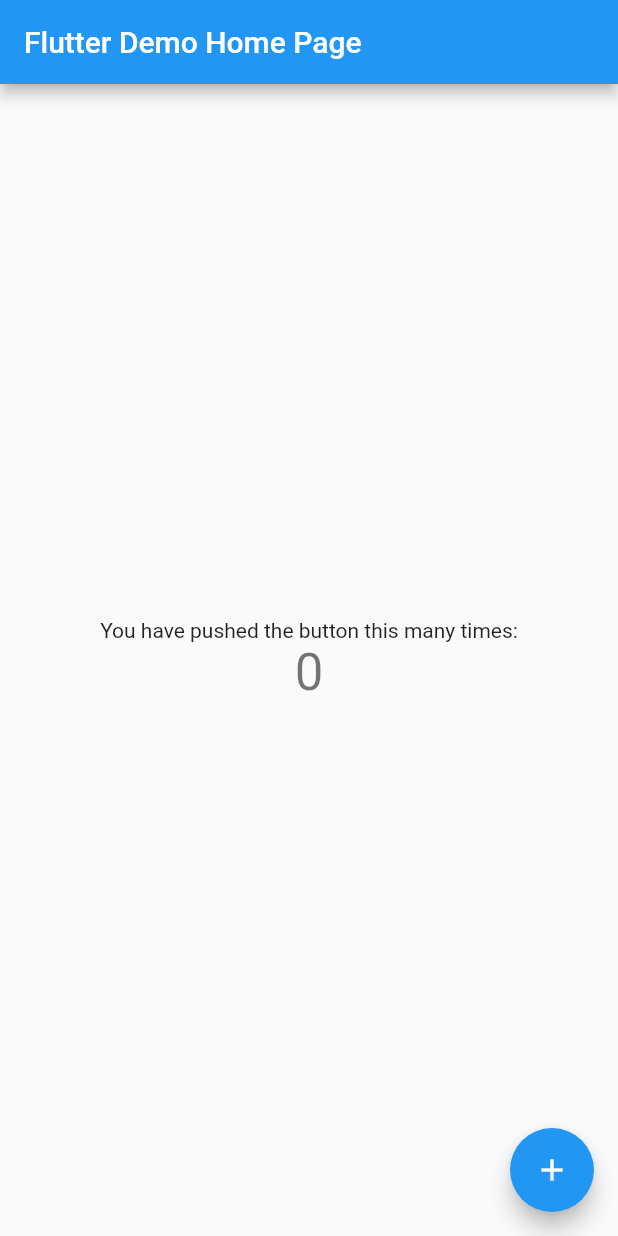
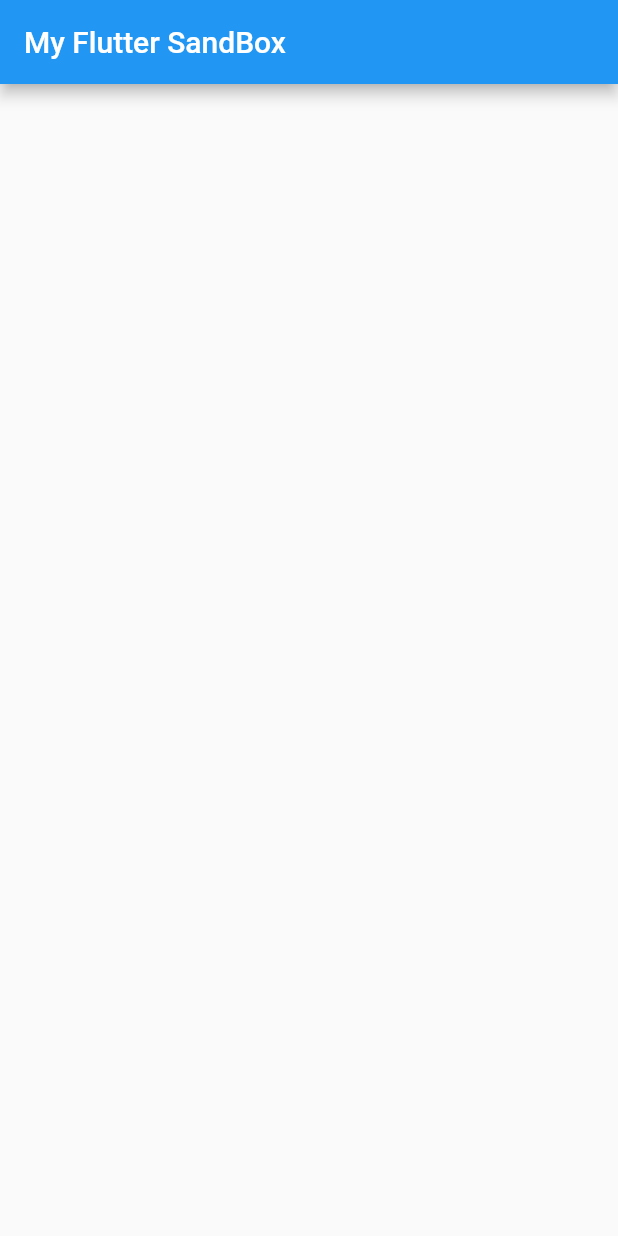
Before and after one commit to isoppp/sandbox-flutter, a Flutter app: the screen it shows after launch, on a phone screen of 412 x 824 dp. Run offline on Flutter 3.47's test engine with Material 2 defaults, Android fonts, the phone set to English and light mode, and no system bars.

Commit message:
remove unnecessary code

```diff
--- a/lib/main.dart
+++ b/lib/main.dart
@@ -9,40 +9,17 @@ class MyApp extends StatelessWidget {
   @override
   Widget build(BuildContext context) {
     return MaterialApp(
-      title: 'Flutter Demo',
       theme: ThemeData(
-        // This is the theme of your application.
-        //
-        // Try running your application with "flutter run". You'll see the
-        // application has a blue toolbar. Then, without quitting the app, try
-        // changing the primarySwatch below to Colors.green and then invoke
-        // "hot reload" (press "r" in the console where you ran "flutter run",
-        // or simply save your changes to "hot reload" in a Flutter IDE).
-        // Notice that the counter didn't reset back to zero; the application
-        // is not restarted.
         primarySwatch: Colors.blue,
-        // This makes the visual density adapt to the platform that you run
-        // the app on. For desktop platforms, the controls will be smaller and
-        // closer together (more dense) than on mobile platforms.
         visualDensity: VisualDensity.adaptivePlatformDensity,
       ),
-      home: MyHomePage(title: 'Flutter Demo Home Page'),
+      home: MyHomePage(title: 'My Flutter SandBox'),
     );
   }
 }
 
 class MyHomePage extends StatefulWidget {
   MyHomePage({Key key, this.title}) : super(key: key);
-
-  // This widget is the home page of your application. It is stateful, meaning
-  // that it has a State object (defined below) that contains fields that affect
-  // how it looks.
-
-  // This class is the configuration for the state. It holds the values (in this
-  // case the title) provided by the parent (in this case the App widget) and
-  // used by the build method of the State. Fields in a Widget subclass are
-  // always marked "final".
-
   final String title;
 
   @override
@@ -50,67 +27,17 @@ class MyHomePage extends StatefulWidget {
 }
 
 class _MyHomePageState extends State<MyHomePage> {
-  int _counter = 0;
-
-  void _incrementCounter() {
-    setState(() {
-      // This call to setState tells the Flutter framework that something has
-      // changed in this State, which causes it to rerun the build method below
-      // so that the display can reflect the updated values. If we changed
-      // _counter without calling setState(), then the build method would not be
-      // called again, and so nothing would appear to happen.
-      _counter++;
-    });
-  }
-
   @override
   Widget build(BuildContext context) {
-    // This method is rerun every time setState is called, for instance as done
-    // by the _incrementCounter method above.
-    //
-    // The Flutter framework has been optimized to make rerunning build methods
-    // fast, so that you can just rebuild anything that needs updating rather
-    // than having to individually change instances of widgets.
     return Scaffold(
       appBar: AppBar(
-        // Here we take the value from the MyHomePage object that was created by
-        // the App.build method, and use it to set our appbar title.
         title: Text(widget.title),
       ),
       body: Center(
-        // Center is a layout widget. It takes a single child and positions it
-        // in the middle of the parent.
         child: Column(
-          // Column is also a layout widget. It takes a list of children and
-          // arranges them vertically. By default, it sizes itself to fit its
-          // children horizontally, and tries to be as tall as its parent.
-          //
-          // Invoke "debug painting" (press "p" in the console, choose the
-          // "Toggle Debug Paint" action from the Flutter Inspector in Android
-          // Studio, or the "Toggle Debug Paint" command in Visual Studio Code)
-          // to see the wireframe for each widget.
-          //
-          // Column has various properties to control how it sizes itself and
-          // how it positions its children. Here we use mainAxisAlignment to
-          // center the children vertically; the main axis here is the vertical
-          // axis because Columns are vertical (the cross axis would be
-          // horizontal).
           mainAxisAlignment: MainAxisAlignment.center,
-          children: <Widget>[
-            Text(
-              'You have pushed the button this many times:',
-            ),
-            Text(
-              '$_counter',
-              style: Theme.of(context).textTheme.headline4,
-            ),
-          ],
+          children: <Widget>[],
         ),
-      ),
-      floatingActionButton: FloatingActionButton(
-        onPressed: _incrementCounter,
-        tooltip: 'Increment',
-        child: Icon(Icons.add),
       ), // This trailing comma makes auto-formatting nicer for build methods.
     );
   }
```
Also changed, not shown: pubspec.yaml (+0 -57 lines), 1 other file.
